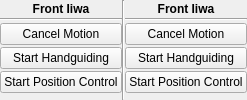
Above: iiwas_rqt/resource/IiwasManager.ui from PuzeLiu/iiwas_core before the change. Below: the same form after it.
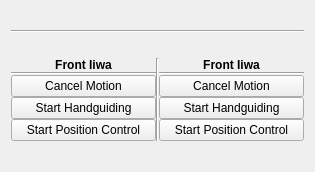
That is the form after the change.

Commit message:
Minor fixes to iiwas_rqt
- fixed some wrong installation paths
- marginal improvements in ui

The edit to the form file:
```diff
--- a/iiwas_rqt/resource/IiwasManager.ui
+++ b/iiwas_rqt/resource/IiwasManager.ui
@@ -6,17 +6,23 @@
    <rect>
     <x>0</x>
     <y>0</y>
-    <width>200</width>
-    <height>100</height>
+    <width>315</width>
+    <height>172</height>
    </rect>
   </property>
   <property name="windowTitle">
    <string>Iiwas Manager</string>
   </property>
-
-
+  <layout class="QVBoxLayout" name="verticalLayout">
+   <item>
+    <widget class="Line" name="hline_top">
+     <property name="orientation">
+      <enum>Qt::Horizontal</enum>
+     </property>
+    </widget>
+   </item>
+   <item>
   <layout class="QHBoxLayout" name="horizontalLayout">
-
    <property name="spacing">
     <number>0</number>
    </property>
@@ -30,26 +36,23 @@
     <layout class="QVBoxLayout" name="iiwasFrontLayout">
      <item>
       <widget class="QLabel" name="front_label">
-       <property name="text">
-        <string>Front Iiwa</string>
-       </property>
-       <property name="alignment">
-        <enum>Qt::AlignCenter</enum>
-       </property>
-       <property name="styleSheet">
-        <string>font-weight: bold</string>
-       </property>
-       <property name="sizePolicy" >
-        <sizepolicy>
-         <hsizetype>5</hsizetype>
-         <vsizetype>0</vsizetype>
+         <property name="sizePolicy">
+          <sizepolicy hsizetype="Minimum" vsizetype="Fixed">
          <horstretch>0</horstretch>
          <verstretch>0</verstretch>
         </sizepolicy>
        </property>
-      </widget>
-     </item>
-
+         <property name="styleSheet">
+          <string>font-weight: bold</string>
+         </property>
+         <property name="text">
+          <string>Front Iiwa</string>
+         </property>
+         <property name="alignment">
+          <set>Qt::AlignCenter</set>
+         </property>
+        </widget>
+       </item>
      <item>
       <widget class="Line" name="hline">
        <property name="orientation">
@@ -98,26 +101,23 @@
     <layout class="QVBoxLayout" name="iiwasBackLayout">
      <item>
       <widget class="QLabel" name="front_label">
-       <property name="text">
-        <string>Front Iiwa</string>
-       </property>
-       <property name="alignment">
-        <enum>Qt::AlignCenter</enum>
-       </property>
-       <property name="styleSheet">
-        <string>font-weight: bold</string>
-       </property>
-       <property name="sizePolicy" >
-        <sizepolicy>
-         <hsizetype>5</hsizetype>
-         <vsizetype>0</vsizetype>
+         <property name="sizePolicy">
+          <sizepolicy hsizetype="Minimum" vsizetype="Fixed">
          <horstretch>0</horstretch>
          <verstretch>0</verstretch>
         </sizepolicy>
        </property>
-      </widget>
-     </item>
-
+         <property name="styleSheet">
+          <string>font-weight: bold</string>
+         </property>
+         <property name="text">
+          <string>Front Iiwa</string>
+         </property>
+         <property name="alignment">
+          <set>Qt::AlignCenter</set>
+         </property>
+        </widget>
+       </item>
      <item>
       <widget class="Line" name="hline">
        <property name="orientation">
@@ -151,8 +151,8 @@
      </item>
     </layout>
    </item>
-
-
+    </layout>
+   </item>
   </layout>
  </widget>
 
```
Left out of the diff: 25 changed lines with no effect on the pictures. Lines whose indentation alone changed are shown as unchanged. The commit also changes 2 other files.
